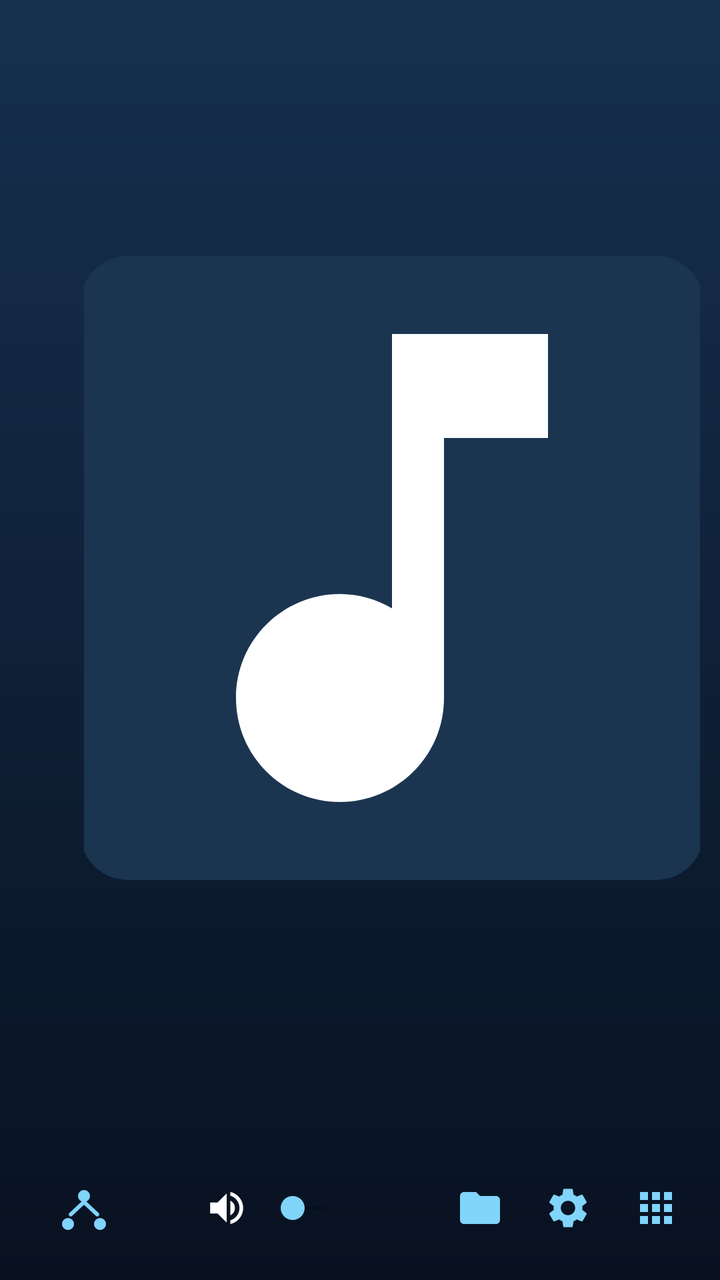
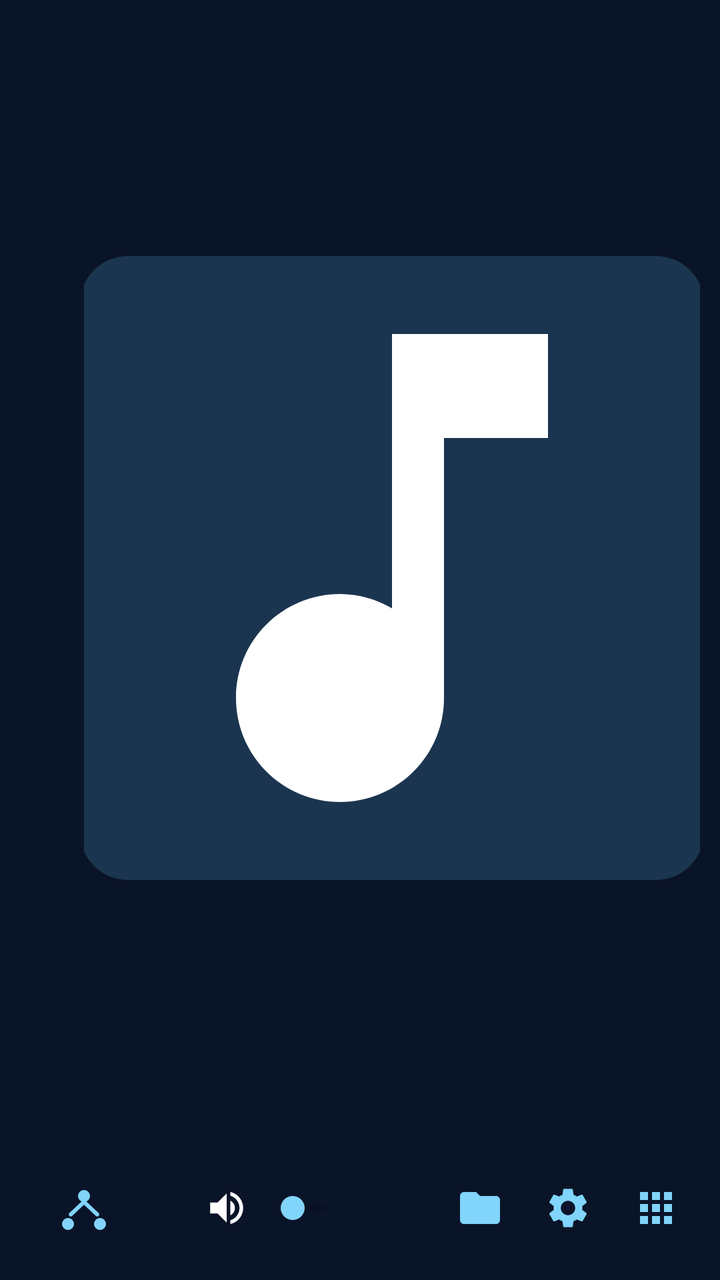

Compare the two renders of this Android layout. The source of the first and the diff that turns it into the second are given below.
<!-- AndroidManifest.xml: application theme Theme.AirMusic -->
<!-- res/layout/activity_main.xml -->
<?xml version="1.0" encoding="utf-8"?>
<LinearLayout xmlns:android="http://schemas.android.com/apk/res/android"
    xmlns:app="http://schemas.android.com/apk/res-auto"
    xmlns:tools="http://schemas.android.com/tools"
    android:layout_width="match_parent"
    android:layout_height="match_parent"
    android:background="@drawable/bg_main_gradient"
    android:orientation="vertical"
    tools:ignore="HardcodedText">

    
    <LinearLayout
        android:layout_width="match_parent"
        android:layout_height="0dp"
        android:layout_weight="1"
        android:baselineAligned="false"
        android:orientation="horizontal">

        
        <LinearLayout
            android:id="@+id/left_panel"
            android:layout_width="wrap_content"
            android:layout_height="match_parent"
            android:gravity="center"
            android:orientation="vertical"
            android:paddingTop="18dp"
            android:paddingBottom="18dp"
            android:paddingStart="42dp"
            android:paddingEnd="10dp">

            <com.google.android.material.imageview.ShapeableImageView
                android:id="@+id/album_art"
                android:layout_width="320dp"
                android:layout_height="320dp"
                android:layout_gravity="center_horizontal"
                android:background="@drawable/bg_art_placeholder"
                android:contentDescription="@string/now_playing"
                android:padding="4dp"
                android:scaleType="centerCrop"
                app:shapeAppearanceOverlay="@style/ShapeAppearance.AirMusic.Rounded"
                app:srcCompat="@drawable/ic_music_note" />
        </LinearLayout>

        
        <LinearLayout
            android:layout_width="0dp"
            android:layout_height="match_parent"
            android:layout_weight="58"
            android:gravity="top"
            android:orientation="vertical"
            android:paddingTop="56dp"
            android:paddingStart="36dp"
            android:paddingEnd="24dp">

            <TextView
                android:id="@+id/track_title"
                android:layout_width="match_parent"
                android:layout_height="wrap_content"
                android:gravity="center"
                android:maxLines="2"
                android:text="@string/unknown_title"
                android:textColor="@color/text_primary"
                android:textSize="22sp"
                android:textStyle="bold" />

            <TextView
                android:id="@+id/track_artist"
                android:layout_width="match_parent"
                android:layout_height="wrap_content"
                android:layout_marginTop="8dp"
                android:gravity="center"
                android:maxLines="1"
                android:text="@string/unknown_artist"
                android:textColor="@color/accent"
                android:textSize="16sp" />

            <TextView
                android:id="@+id/track_album"
                android:layout_width="match_parent"
                android:layout_height="wrap_content"
                android:layout_marginTop="4dp"
                android:gravity="center"
                android:maxLines="1"
                android:text="@string/unknown_album"
                android:textColor="@color/text_secondary"
                android:textSize="14sp" />

            <TextView
                android:id="@+id/source_badge"
                android:layout_width="wrap_content"
                android:layout_height="wrap_content"
                android:layout_gravity="center_horizontal"
                android:layout_marginTop="12dp"
                android:background="@drawable/bg_chip"
                android:paddingStart="14dp"
                android:paddingTop="5dp"
                android:paddingEnd="14dp"
                android:paddingBottom="5dp"
                android:text="@string/source_idle"
                android:textColor="@color/text_primary"
                android:textSize="13sp" />

            
            <LinearLayout
                android:layout_width="match_parent"
                android:layout_height="0dp"
                android:layout_weight="1"
                android:gravity="center"
                android:orientation="vertical">

                <LinearLayout
                    android:id="@+id/seek_row"
                    android:layout_width="match_parent"
                    android:layout_height="wrap_content"
                    android:orientation="vertical">

                    <SeekBar
                        android:id="@+id/seek_bar"
                        android:layout_width="match_parent"
                        android:layout_height="56dp"
                        android:max="1000"
                        android:progressTint="@color/accent"
                        android:thumbTint="@color/accent" />

                    <LinearLayout
                        android:layout_width="match_parent"
                        android:layout_height="wrap_content"
                        android:orientation="horizontal">

                        <TextView
                            android:id="@+id/position_text"
                            android:layout_width="0dp"
                            android:layout_height="wrap_content"
                            android:layout_weight="1"
                            android:text="0:00"
                            android:textColor="@color/text_secondary"
                            android:textSize="12sp" />

                        <TextView
                            android:id="@+id/duration_text"
                            android:layout_width="wrap_content"
                            android:layout_height="wrap_content"
                            android:text="0:00"
                            android:textColor="@color/text_secondary"
                            android:textSize="12sp" />
                    </LinearLayout>
                </LinearLayout>

                <LinearLayout
                    android:layout_width="match_parent"
                    android:layout_height="wrap_content"
                    android:layout_marginTop="10dp"
                    android:gravity="center"
                    android:orientation="horizontal">

                    <ImageButton
                        android:id="@+id/btn_prev"
                        android:layout_width="52dp"
                        android:layout_height="52dp"
                        android:background="?attr/selectableItemBackgroundBorderless"
                        android:contentDescription="@string/previous"
                        android:src="@drawable/ic_prev"
                        android:tint="@color/text_primary" />

                    <ImageButton
                        android:id="@+id/btn_play"
                        android:layout_width="68dp"
                        android:layout_height="68dp"
                        android:layout_marginStart="18dp"
                        android:layout_marginEnd="18dp"
                        android:background="@drawable/bg_play"
                        android:contentDescription="@string/play"
                        android:padding="16dp"
                        android:src="@drawable/ic_play"
                        android:tint="@color/background" />

                    <ImageButton
                        android:id="@+id/btn_next"
                        android:layout_width="52dp"
                        android:layout_height="52dp"
                        android:background="?attr/selectableItemBackgroundBorderless"
                        android:contentDescription="@string/next"
                        android:src="@drawable/ic_next"
                        android:tint="@color/text_primary" />
                </LinearLayout>
            </LinearLayout>
        </LinearLayout>
    </LinearLayout>

    
    <LinearLayout
        android:layout_width="match_parent"
        android:layout_height="wrap_content"
        android:gravity="center_vertical"
        android:orientation="horizontal"
        android:paddingStart="20dp"
        android:paddingTop="8dp"
        android:paddingEnd="10dp"
        android:paddingBottom="8dp">

        <FrameLayout
            android:layout_width="44dp"
            android:layout_height="44dp">

            <ImageButton
                android:id="@+id/btn_multicast"
                android:layout_width="44dp"
                android:layout_height="44dp"
                android:layout_gravity="center"
                android:background="?attr/selectableItemBackgroundBorderless"
                android:contentDescription="@string/multicast"
                android:src="@drawable/ic_multicast"
                android:tint="@color/accent" />

            <ProgressBar
                android:id="@+id/multicast_progress"
                android:layout_width="24dp"
                android:layout_height="24dp"
                android:layout_gravity="center"
                android:indeterminateTint="@color/accent"
                android:visibility="gone" />
        </FrameLayout>

        <LinearLayout
            android:layout_width="0dp"
            android:layout_height="wrap_content"
            android:layout_weight="1"
            android:gravity="center"
            android:orientation="horizontal">

            <Space
                android:layout_width="0dp"
                android:layout_height="1dp"
                android:layout_weight="0.25" />

            <LinearLayout
                android:layout_width="0dp"
                android:layout_height="wrap_content"
                android:layout_weight="0.5"
                android:gravity="center">

                <ImageView
                    android:id="@+id/volume_icon"
                    android:layout_width="22dp"
                    android:layout_height="22dp"
                    android:contentDescription="@string/volume"
                    android:src="@drawable/ic_volume"
                    android:tint="@color/text_primary" />

                <SeekBar
                    android:id="@+id/volume_seek"
                    android:layout_width="0dp"
                    android:layout_height="56dp"
                    android:layout_marginStart="6dp"
                    android:layout_weight="1"
                    android:max="100"
                    android:progressTint="@color/accent"
                    android:thumbTint="@color/accent" />
            </LinearLayout>

            <Space
                android:layout_width="0dp"
                android:layout_height="1dp"
                android:layout_weight="0.25" />
        </LinearLayout>

        <ImageButton
            android:id="@+id/btn_library"
            android:layout_width="44dp"
            android:layout_height="44dp"
            android:background="?attr/selectableItemBackgroundBorderless"
            android:contentDescription="@string/library"
            android:src="@drawable/ic_folder"
            android:tint="@color/accent" />

        <ImageButton
            android:id="@+id/btn_settings"
            android:layout_width="44dp"
            android:layout_height="44dp"
            android:background="?attr/selectableItemBackgroundBorderless"
            android:contentDescription="@string/settings"
            android:src="@drawable/ic_settings"
            android:tint="@color/accent" />

        <ImageButton
            android:id="@+id/btn_apps"
            android:layout_width="44dp"
            android:layout_height="44dp"
            android:background="?attr/selectableItemBackgroundBorderless"
            android:contentDescription="@string/apps"
            android:src="@drawable/ic_apps"
            android:tint="@color/accent" />

    </LinearLayout>
</LinearLayout>
<!-- resources referenced by this layout -->
<resources>
  <color name="accent">#81D4FA</color>
  <color name="background">#0A1428</color>
  <color name="text_primary">#FFFFFF</color>
  <color name="text_secondary">#A8C3E0</color>
  <!-- drawable bg_art_placeholder (drawable) -->
  <?xml version="1.0" encoding="utf-8"?>
  <shape xmlns:android="http://schemas.android.com/apk/res/android"
      android:shape="rectangle">
      <solid android:color="@color/surface_light" />
      <corners android:radius="24dp" />
      <stroke
          android:width="1dp"
          android:color="#334FC3F7" />
  </shape>
  <!-- drawable bg_chip (drawable) -->
  <?xml version="1.0" encoding="utf-8"?>
  <shape xmlns:android="http://schemas.android.com/apk/res/android"
      android:shape="rectangle">
      <solid android:color="#334FC3F7" />
      <corners android:radius="16dp" />
      <stroke
          android:width="1dp"
          android:color="#664FC3F7" />
  </shape>
  <!-- drawable bg_main_gradient (drawable) -->
  <?xml version="1.0" encoding="utf-8"?>
  <shape xmlns:android="http://schemas.android.com/apk/res/android"
      android:shape="rectangle">
      <gradient
          android:angle="270"
          android:endColor="@color/gradient_end"
          android:startColor="@color/gradient_start" />
  </shape>
  <!-- drawable bg_play (drawable) -->
  <?xml version="1.0" encoding="utf-8"?>
  <shape xmlns:android="http://schemas.android.com/apk/res/android"
      android:shape="oval">
      <solid android:color="@color/primary" />
  </shape>
  <!-- drawable ic_music_note (drawable) -->
  <?xml version="1.0" encoding="utf-8"?>
  <vector xmlns:android="http://schemas.android.com/apk/res/android"
      android:width="24dp"
      android:height="24dp"
      android:viewportWidth="24"
      android:viewportHeight="24">
      <path
          android:fillColor="#FFFFFFFF"
          android:pathData="M12,3v10.55c-0.59,-0.34 -1.27,-0.55 -2,-0.55 -2.21,0 -4,1.79 -4,4s1.79,4 4,4 4,-1.79 4,-4V7h4V3h-6z" />
  </vector>
  <!-- drawable ic_next (drawable) -->
  <?xml version="1.0" encoding="utf-8"?>
  <vector xmlns:android="http://schemas.android.com/apk/res/android"
      android:width="24dp"
      android:height="24dp"
      android:viewportWidth="24"
      android:viewportHeight="24">
      <path
          android:fillColor="#FFFFFFFF"
          android:pathData="M16,6h2v12h-2zM6,18l8.5,-6L6,6z" />
  </vector>
  <!-- drawable ic_play (drawable) -->
  <?xml version="1.0" encoding="utf-8"?>
  <vector xmlns:android="http://schemas.android.com/apk/res/android"
      android:width="24dp"
      android:height="24dp"
      android:viewportWidth="24"
      android:viewportHeight="24">
      <path
          android:fillColor="#FFFFFFFF"
          android:pathData="M8,5v14l11,-7z" />
  </vector>
  <!-- drawable ic_prev (drawable) -->
  <?xml version="1.0" encoding="utf-8"?>
  <vector xmlns:android="http://schemas.android.com/apk/res/android"
      android:width="24dp"
      android:height="24dp"
      android:viewportWidth="24"
      android:viewportHeight="24">
      <path
          android:fillColor="#FFFFFFFF"
          android:pathData="M6,6h2v12L6,18zM9.5,12l8.5,6L18,6z" />
  </vector>
  <string name="apps">应用</string>
  <string name="library">曲库</string>
  <string name="multicast">多房间</string>
  <string name="next">下一首</string>
  <string name="now_playing">正在播放</string>
  <string name="play">播放</string>
  <string name="previous">上一首</string>
  <string name="settings">设置</string>
  <string name="source_idle">未在播放</string>
  <string name="unknown_album">未知专辑</string>
  <string name="unknown_artist">未知歌手</string>
  <string name="unknown_title">未知歌曲</string>
  <string name="volume">音量</string>
  <style name="ShapeAppearance.AirMusic.Rounded" parent="">
          <item name="cornerFamily">rounded</item>
          <item name="cornerSize">24dp</item>
      </style>
  <color name="surface_light">#1B3550</color>
  <color name="gradient_end">#081120</color>
  <color name="gradient_start">#16304F</color>
  <color name="primary">#4FC3F7</color>
  <color name="primary_dark">#0288D1</color>
  <color name="surface">#12233D</color>
  <!-- unchanged entries left out for length: 6 -->
</resources>

<!-- the commit's change to res/layout/activity_main.xml (unified diff, before → after) -->
@@ -1,12 +1,15 @@
 <?xml version="1.0" encoding="utf-8"?>
-<LinearLayout xmlns:android="http://schemas.android.com/apk/res/android"
+<FrameLayout xmlns:android="http://schemas.android.com/apk/res/android"
     xmlns:app="http://schemas.android.com/apk/res-auto"
     xmlns:tools="http://schemas.android.com/tools"
     android:layout_width="match_parent"
     android:layout_height="match_parent"
-    android:background="@drawable/bg_main_gradient"
-    android:orientation="vertical"
     tools:ignore="HardcodedText">
+
+    <LinearLayout
+        android:layout_width="match_parent"
+        android:layout_height="match_parent"
+        android:orientation="vertical">
 
     
     <LinearLayout
@@ -292,4 +295,5 @@
             android:tint="@color/accent" />
 
     </LinearLayout>
-</LinearLayout>
+    </LinearLayout>
+</FrameLayout>
<!-- resource entries referenced after the edit -->
@@ -23,15 +23,6 @@
       <stroke
           android:width="1dp"
           android:color="#664FC3F7" />
-  </shape>
-  <!-- drawable bg_main_gradient (drawable) -->
-  <?xml version="1.0" encoding="utf-8"?>
-  <shape xmlns:android="http://schemas.android.com/apk/res/android"
-      android:shape="rectangle">
-      <gradient
-          android:angle="270"
-          android:endColor="@color/gradient_end"
-          android:startColor="@color/gradient_start" />
   </shape>
   <!-- drawable bg_play (drawable) -->
   <?xml version="1.0" encoding="utf-8"?>
@@ -101,8 +92,6 @@
           <item name="cornerSize">24dp</item>
       </style>
   <color name="surface_light">#1B3550</color>
-  <color name="gradient_end">#081120</color>
-  <color name="gradient_start">#16304F</color>
   <color name="primary">#4FC3F7</color>
   <color name="primary_dark">#0288D1</color>
   <color name="surface">#12233D</color>
